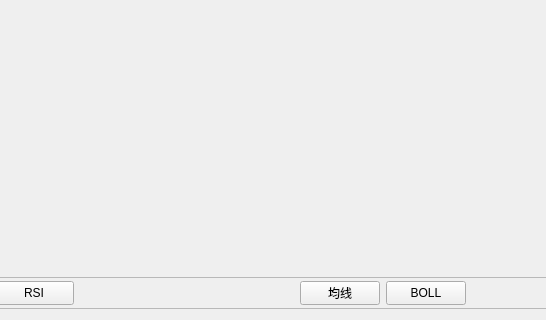
This is gui/qt_widgets/market/MarketWidget.ui in Daydreamer-AI/MPolicy as Qt 5 draws it before an edit; both pictures show x 668 to 1214 and y 448 to 768 of the 1366 by 768 pixel window. The edited form follows.
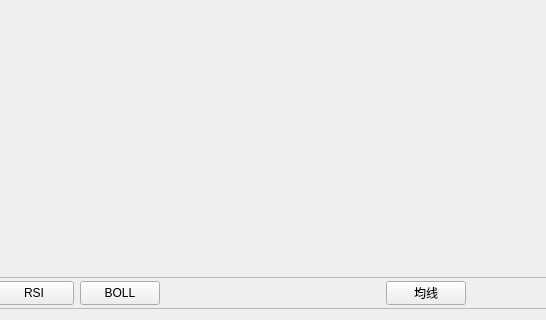
This is the edited form.

Commit message: 补充BOLL指标图交互

```diff
--- a/gui/qt_widgets/market/MarketWidget.ui
+++ b/gui/qt_widgets/market/MarketWidget.ui
@@ -444,6 +444,28 @@
           </property>
          </widget>
         </item>
+        <item>
+         <widget class="QPushButton" name="btn_indicator_boll">
+          <property name="minimumSize">
+           <size>
+            <width>0</width>
+            <height>24</height>
+           </size>
+          </property>
+          <property name="maximumSize">
+           <size>
+            <width>16777215</width>
+            <height>24</height>
+           </size>
+          </property>
+          <property name="text">
+           <string>BOLL</string>
+          </property>
+          <property name="checkable">
+           <bool>true</bool>
+          </property>
+         </widget>
+        </item>
         <item>
          <spacer name="horizontalSpacer_3">
           <property name="orientation">
@@ -479,28 +501,6 @@
           </property>
          </widget>
         </item>
-        <item>
-         <widget class="QPushButton" name="btn_indicator_boll">
-          <property name="minimumSize">
-           <size>
-            <width>0</width>
-            <height>24</height>
-           </size>
-          </property>
-          <property name="maximumSize">
-           <size>
-            <width>16777215</width>
-            <height>24</height>
-           </size>
-          </property>
-          <property name="text">
-           <string>BOLL</string>
-          </property>
-          <property name="checkable">
-           <bool>true</bool>
-          </property>
-         </widget>
-        </item>
         <item>
          <spacer name="horizontalSpacer_4">
           <property name="orientation">
```
The commit also changes 6 other files.
